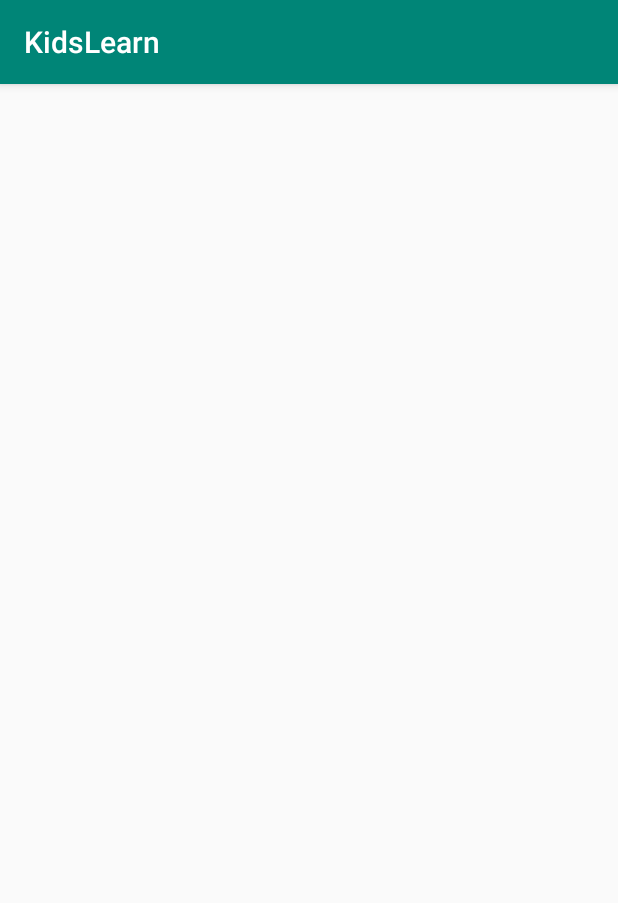
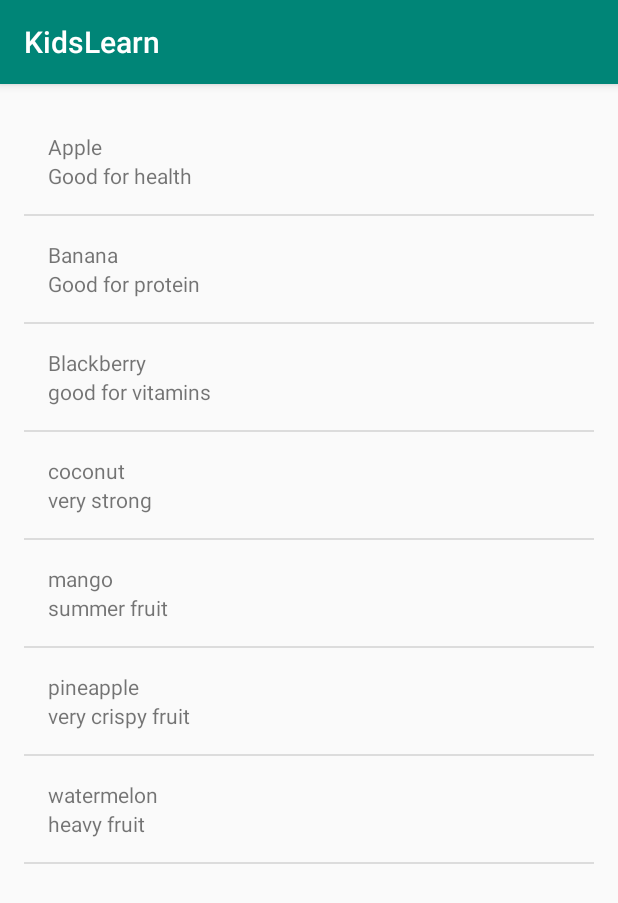
Before and after one commit to mitulp534/KidsLearn, an Android app: the FruitsActivity screen opened directly, with no data from a screen before it, on a phone screen of 412 x 824 dp. Shown: the top 903 px of the screen. Run offline under Robolectric (Android 15) with nearby library versions, the phone set to English and light mode, and no system bars.

Commit message:
details added for every activity

```diff
--- a/app/src/main/java/com/example/hp/com/kidslearn/FruitsActivity.java
+++ b/app/src/main/java/com/example/hp/com/kidslearn/FruitsActivity.java
@@ -3,13 +3,33 @@ package com.example.hp.com.kidslearn;
 import android.os.Bundle;
 import android.support.annotation.Nullable;
 import android.support.v7.app.AppCompatActivity;
+import android.widget.ListView;
+
+import java.util.ArrayList;
 
 public class FruitsActivity extends AppCompatActivity {
 
     @Override
     protected void onCreate(@Nullable Bundle savedInstanceState) {
         super.onCreate(savedInstanceState);
-        setContentView(R.layout.fruits_activity);
+        setContentView(R.layout.words_list);
+
+        //create an arraylist of alphabets
+        ArrayList<abcd_main> alphabet = new ArrayList<abcd_main>();
+        alphabet.add(new abcd_main("Apple","Good for health"));
+        alphabet.add(new abcd_main("Banana","Good for protein"));
+        alphabet.add(new abcd_main("Blackberry","good for vitamins"));
+        alphabet.add(new abcd_main("coconut","very strong"));
+        alphabet.add(new abcd_main("mango","summer fruit"));
+        alphabet.add(new abcd_main("pineapple","very crispy fruit"));
+        alphabet.add(new abcd_main("watermelon","heavy fruit"));
+
+        //LinearLayout abcdRootView =(LinearLayout)findViewById(R.id.abcdRootView);
+        abcdAdapter adapter = new abcdAdapter(this,alphabet);
+
+        ListView abcdlistView = (ListView) findViewById(R.id.abcdRootView);
+
+        abcdlistView.setAdapter(adapter);
 
     }
 }
```
Also changed, not shown: app/src/main/java/com/example/hp/com/kidslearn/BirdsActivity.java (+19 -1 lines), app/src/main/java/com/example/hp/com/kidslearn/VegetablesActivity.java (+21 -1 lines), app/src/main/java/com/example/hp/com/kidslearn/VehiclesActivity.java (+21 -1 lines).
